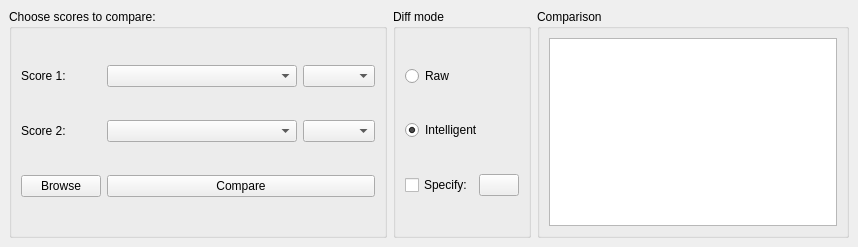
worldwideweary/MuseScore, file mscore/scorecmp/scorecmp_tool.ui: the form before one commit.
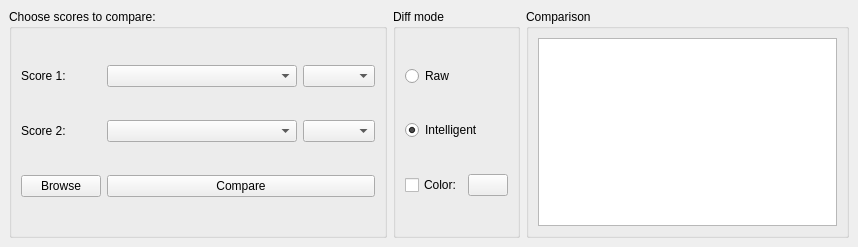
The form after the commit.

```diff
--- a/mscore/scorecmp/scorecmp_tool.ui
+++ b/mscore/scorecmp/scorecmp_tool.ui
@@ -153,7 +153,7 @@
          <item>
           <widget class="QCheckBox" name="colorEnable">
            <property name="text">
-            <string>Specify:</string>
+            <string>Color:</string>
            </property>
           </widget>
          </item>
```
